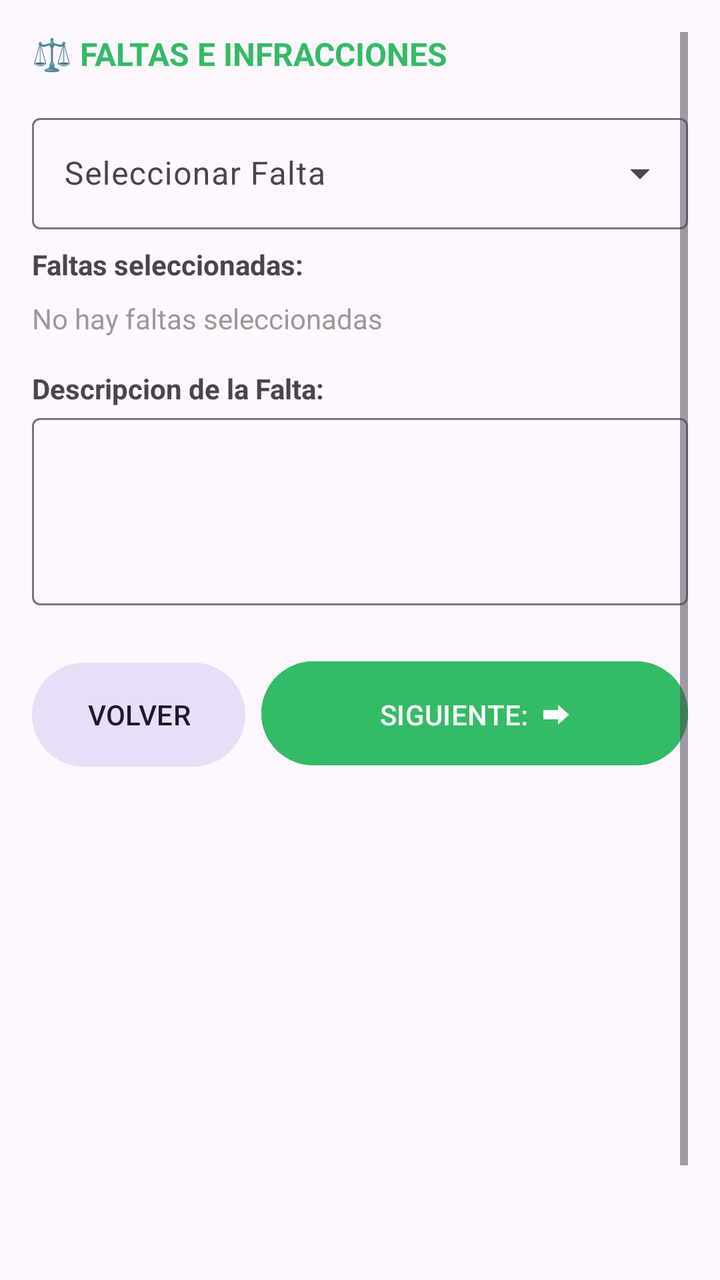
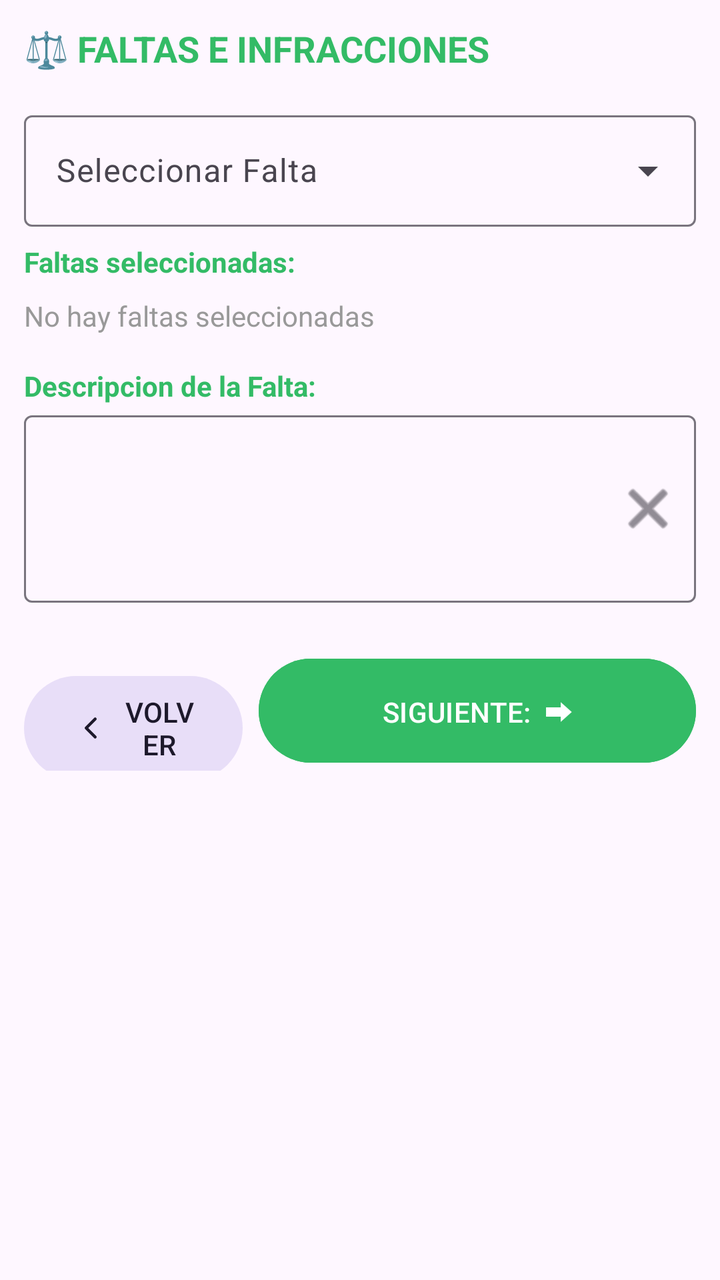

Compare the two renders of this Android layout. The source of the first and the diff that turns it into the second are given below.
<!-- AndroidManifest.xml: application theme Theme.ChivilcoyActas -->
<!-- res/layout/fragment_faltas.xml -->
<?xml version="1.0" encoding="utf-8"?>
<ScrollView xmlns:android="http://schemas.android.com/apk/res/android"
    xmlns:app="http://schemas.android.com/apk/res-auto"
    android:layout_width="match_parent"
    android:layout_height="match_parent"
    android:padding="16dp"
    android:fillViewport="true"
    android:isScrollContainer="true"
    android:id="@+id/scrollFaltas">

    <LinearLayout
        android:layout_width="match_parent"
        android:layout_height="wrap_content"
        android:orientation="vertical">

        <TextView
            android:layout_width="wrap_content"
            android:layout_height="wrap_content"
            android:text="⚖️ FALTAS E INFRACCIONES"
            android:textColor="#33BB66"
            android:textStyle="bold"
            android:textSize="16sp"
            android:layout_marginBottom="16dp"/>

        <com.google.android.material.textfield.TextInputLayout
            style="@style/Widget.Material3.TextInputLayout.OutlinedBox.ExposedDropdownMenu"
            android:layout_width="match_parent"
            android:layout_height="wrap_content"
            android:hint="Seleccionar Falta"
            android:layout_marginBottom="8dp">
            <AutoCompleteTextView
                android:id="@+id/autoCompleteFaltas"
                android:layout_width="match_parent"
                android:layout_height="wrap_content"
                android:inputType="text"
                android:singleLine="true"
                android:completionThreshold="1"/>
        </com.google.android.material.textfield.TextInputLayout>

       

        <TextView
            android:layout_width="wrap_content"
            android:layout_height="wrap_content"
            android:text="Faltas seleccionadas:"
            android:textStyle="bold"
            android:textSize="14sp"/>

        <LinearLayout
            android:id="@+id/contenedorListaFaltas"
            android:layout_width="match_parent"
            android:layout_height="wrap_content"
            android:orientation="vertical"
            android:layout_marginTop="8dp"
            android:layout_marginBottom="16dp">
            <TextView
                android:id="@+id/tvSinFaltas"
                android:layout_width="match_parent"
                android:layout_height="wrap_content"
                android:text="No hay faltas seleccionadas"
                android:textColor="#999999"
                android:fontStyle="italic" />
        </LinearLayout>

        <TextView
            android:layout_width="wrap_content"
            android:layout_height="wrap_content"
            android:text="Descripcion de la Falta:"
            android:textStyle="bold"
            android:textSize="14sp"/>

        <com.google.android.material.textfield.TextInputLayout
            style="@style/Widget.Material3.TextInputLayout.OutlinedBox"
            android:layout_width="match_parent"
            android:layout_height="wrap_content"
            android:layout_marginBottom="24dp">
            <com.google.android.material.textfield.TextInputEditText
                android:id="@+id/ftObservaciones"
                android:layout_width="match_parent"
                android:layout_height="wrap_content"
                android:lines="3"
                android:gravity="top"
                android:inputType="textMultiLine"
                android:imeOptions="actionNext" />
        </com.google.android.material.textfield.TextInputLayout>

        <LinearLayout
            android:layout_width="match_parent"
            android:layout_height="wrap_content"
            android:orientation="horizontal"
            android:weightSum="3">
            <Button
                android:id="@+id/btnVolverFaltas"
                style="@style/Widget.Material3.Button.TonalButton"
                android:layout_width="0dp"
                android:layout_height="60dp"
                android:layout_weight="1"
                android:text="VOLVER"
                android:layout_marginEnd="8dp"/>
            <Button
                android:id="@+id/btnSiguienteFaltas"
                android:layout_width="0dp"
                android:layout_height="60dp"
                android:layout_weight="2"
                android:text="SIGUIENTE:  ⮕"
                android:backgroundTint="#33BB66"/>
        </LinearLayout>

        <Space
            android:layout_width="match_parent"
            android:layout_height="300dp" />
    </LinearLayout>
</ScrollView>
<!-- resources referenced by this layout -->
<resources>
  <style name="Theme.ChivilcoyActas" parent="Base.Theme.ChivilcoyActas" />
  <style name="Base.Theme.ChivilcoyActas" parent="Theme.Material3.DayNight.NoActionBar">
          
          <item name="colorPrimary">#33BB66</item>
  
          <item name="colorSecondary">#33BB66</item>
          <item name="android:statusBarColor">#33BB66</item>
      </style>
</resources>

<!-- the commit's change to res/layout/fragment_faltas.xml (unified diff, before → after) -->
@@ -1,17 +1,20 @@
 <?xml version="1.0" encoding="utf-8"?>
 <ScrollView xmlns:android="http://schemas.android.com/apk/res/android"
     xmlns:app="http://schemas.android.com/apk/res-auto"
+    android:id="@+id/scrollFaltas"
     android:layout_width="match_parent"
     android:layout_height="match_parent"
-    android:padding="16dp"
+    android:padding="12dp"
+    android:clipToPadding="false"
     android:fillViewport="true"
-    android:isScrollContainer="true"
-    android:id="@+id/scrollFaltas">
+    android:isScrollContainer="true">
 
     <LinearLayout
+        android:id="@+id/contenedorPrincipal"
         android:layout_width="match_parent"
         android:layout_height="wrap_content"
-        android:orientation="vertical">
+        android:orientation="vertical"
+        android:focusableInTouchMode="true">
 
         <TextView
             android:layout_width="wrap_content"
@@ -19,22 +22,27 @@
             android:text="⚖️ FALTAS E INFRACCIONES"
             android:textColor="#33BB66"
             android:textStyle="bold"
-            android:textSize="16sp"
+            android:textSize="18sp"
             android:layout_marginBottom="16dp"/>
 
         <com.google.android.material.textfield.TextInputLayout
+            android:id="@+id/textInputLayoutFaltas"
             style="@style/Widget.Material3.TextInputLayout.OutlinedBox.ExposedDropdownMenu"
             android:layout_width="match_parent"
             android:layout_height="wrap_content"
             android:hint="Seleccionar Falta"
             android:layout_marginBottom="8dp">
+
             <AutoCompleteTextView
                 android:id="@+id/autoCompleteFaltas"
                 android:layout_width="match_parent"
                 android:layout_height="wrap_content"
-                android:inputType="text"
+                android:inputType="text|textNoSuggestions|textVisiblePassword"
                 android:singleLine="true"
-                android:completionThreshold="1"/>
+                android:completionThreshold="1"
+                android:dropDownHeight="220dp"
+                android:imeOptions="actionNext"
+                android:importantForAutofill="no"/>
         </com.google.android.material.textfield.TextInputLayout>
 
        
@@ -43,6 +51,7 @@
             android:layout_width="wrap_content"
             android:layout_height="wrap_content"
             android:text="Faltas seleccionadas:"
+            android:textColor="#33BB66"
             android:textStyle="bold"
             android:textSize="14sp"/>
 
@@ -52,7 +61,8 @@
             android:layout_height="wrap_content"
             android:orientation="vertical"
             android:layout_marginTop="8dp"
-            android:layout_marginBottom="16dp">
+            android:layout_marginBottom="16dp"
+            android:animateLayoutChanges="true">
             <TextView
                 android:id="@+id/tvSinFaltas"
                 android:layout_width="match_parent"
@@ -66,22 +76,29 @@
             android:layout_width="wrap_content"
             android:layout_height="wrap_content"
             android:text="Descripcion de la Falta:"
+            android:textColor="#33BB66"
             android:textStyle="bold"
             android:textSize="14sp"/>
 
         <com.google.android.material.textfield.TextInputLayout
             style="@style/Widget.Material3.TextInputLayout.OutlinedBox"
+            android:id="@+id/textInputLayoutObservaciones"
             android:layout_width="match_parent"
             android:layout_height="wrap_content"
-            android:layout_marginBottom="24dp">
+            android:layout_marginBottom="24dp"
+            app:endIconMode="custom"
+            app:endIconDrawable="@android:drawable/ic_menu_close_clear_cancel"
+            app:endIconContentDescription="Ocultar Teclado">
+
             <com.google.android.material.textfield.TextInputEditText
                 android:id="@+id/ftObservaciones"
                 android:layout_width="match_parent"
                 android:layout_height="wrap_content"
-                android:lines="3"
                 android:gravity="top"
-                android:inputType="textMultiLine"
-                android:imeOptions="actionNext" />
+                android:imeOptions="actionDone"
+                android:importantForAutofill="no"
+                android:inputType="textMultiLine|textCapSentences|textNoSuggestions"
+                android:minLines="3"/>
         </com.google.android.material.textfield.TextInputLayout>
 
         <LinearLayout
@@ -96,6 +113,8 @@
                 android:layout_height="60dp"
                 android:layout_weight="1"
                 android:text="VOLVER"
+                app:icon="@drawable/ic_arrow_back_thin"
+                app:iconGravity="textStart"
                 android:layout_marginEnd="8dp"/>
             <Button
                 android:id="@+id/btnSiguienteFaltas"
@@ -108,6 +127,7 @@
 
         <Space
             android:layout_width="match_parent"
-            android:layout_height="300dp" />
+            android:layout_height="250dp" />
+
     </LinearLayout>
 </ScrollView>
<!-- resource entries referenced after the edit -->
@@ -1,5 +1,18 @@
 <!-- resources referenced by this layout -->
 <resources>
+  <!-- drawable ic_arrow_back_thin (drawable) -->
+  <vector xmlns:android="http://schemas.android.com/apk/res/android"
+      android:width="24dp"
+      android:height="24dp"
+      android:viewportWidth="24"
+      android:viewportHeight="24">
+      <path
+          android:strokeColor="#000000"
+          android:strokeWidth="2"
+          android:strokeLineCap="round"
+          android:strokeLineJoin="round"
+          android:pathData="M15,18l-6,-6 6,-6" />
+  </vector>
   <style name="Theme.ChivilcoyActas" parent="Base.Theme.ChivilcoyActas" />
   <style name="Base.Theme.ChivilcoyActas" parent="Theme.Material3.DayNight.NoActionBar">
           
